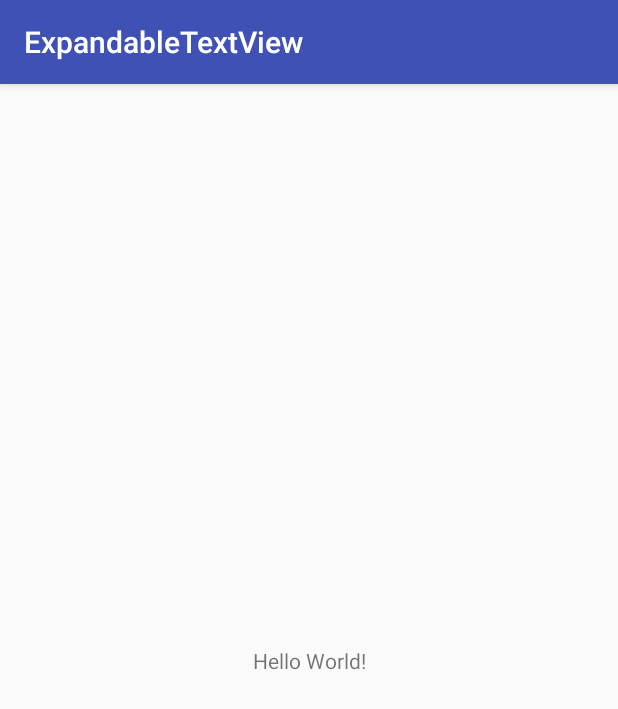
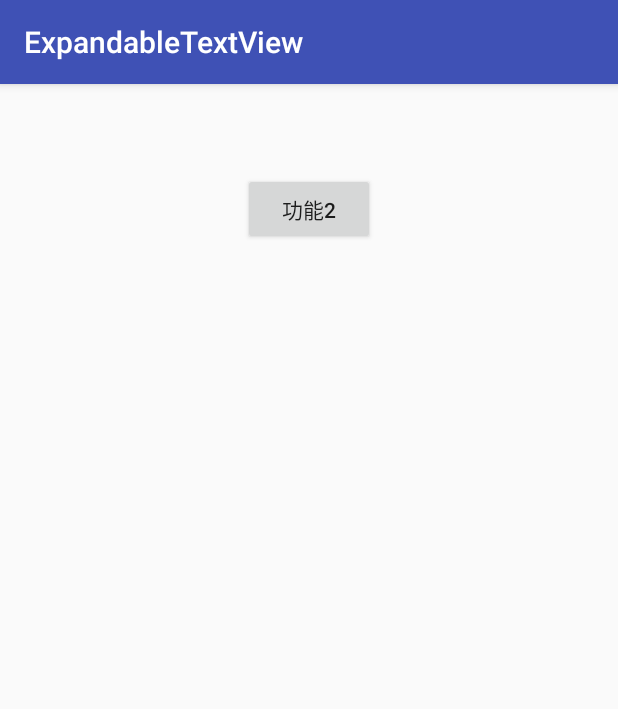
Before and after one commit to tanghaidev/ExpandableTextView, an Android app: the screen it shows after launch (MainActivity), on a phone screen of 412 x 824 dp. Shown: the top 709 px of the screen. Run offline under Robolectric (Android 15) with nearby library versions, the phone set to English and light mode, and no system bars.

Commit message:
puas master

```diff
--- a/app/src/main/java/com/thd/expandabletextview/MainActivity.java
+++ b/app/src/main/java/com/thd/expandabletextview/MainActivity.java
@@ -1,13 +1,30 @@
 package com.thd.expandabletextview;
 
+import android.os.Bundle;
 import android.support.v7.app.AppCompatActivity;
-import android.os.Bundle;
+import android.view.View;
+import android.widget.Button;
+import android.widget.TextView;
 
 public class MainActivity extends AppCompatActivity {
+
+    private Button button1;
+    private TextView mTv1;
 
     @Override
     protected void onCreate(Bundle savedInstanceState) {
         super.onCreate(savedInstanceState);
         setContentView(R.layout.activity_main);
+
+        button1 = (Button) findViewById(R.id.bt_fun2);
+        mTv1 = (TextView) findViewById(R.id.tv_des);
+
+        button1.setOnClickListener(new View.OnClickListener() {
+            @Override
+            public void onClick(View v) {
+                mTv1.setText(button1.getText());
+            }
+        });
+
     }
 }
--- a/app/src/main/res/layout/activity_main.xml
+++ b/app/src/main/res/layout/activity_main.xml
@@ -1,6 +1,7 @@
 <?xml version="1.0" encoding="utf-8"?>
-<android.support.constraint.ConstraintLayout xmlns:android="http://schemas.android.com/apk/res/android"
+<LinearLayout xmlns:android="http://schemas.android.com/apk/res/android"
     xmlns:app="http://schemas.android.com/apk/res-auto"
+    android:orientation="vertical"
     xmlns:tools="http://schemas.android.com/tools"
     android:layout_width="match_parent"
     android:layout_height="match_parent"
@@ -9,10 +10,19 @@
     <TextView
         android:layout_width="wrap_content"
         android:layout_height="wrap_content"
-        android:text="Hello World!"
-        app:layout_constraintBottom_toBottomOf="parent"
-        app:layout_constraintLeft_toLeftOf="parent"
-        app:layout_constraintRight_toRightOf="parent"
-        app:layout_constraintTop_toTopOf="parent" />
+        android:layout_gravity="center_horizontal"
+        android:layout_margin="20dp"
+        android:id="@+id/tv_des"
+        />
 
-</android.support.constraint.ConstraintLayout>
+    <Button
+        android:layout_width="wrap_content"
+        android:layout_height="wrap_content"
+        android:id="@+id/bt_fun2"
+        android:text="功能2"
+        android:layout_gravity="center_horizontal"
+        />
+
+
+
+</LinearLayout>
```
